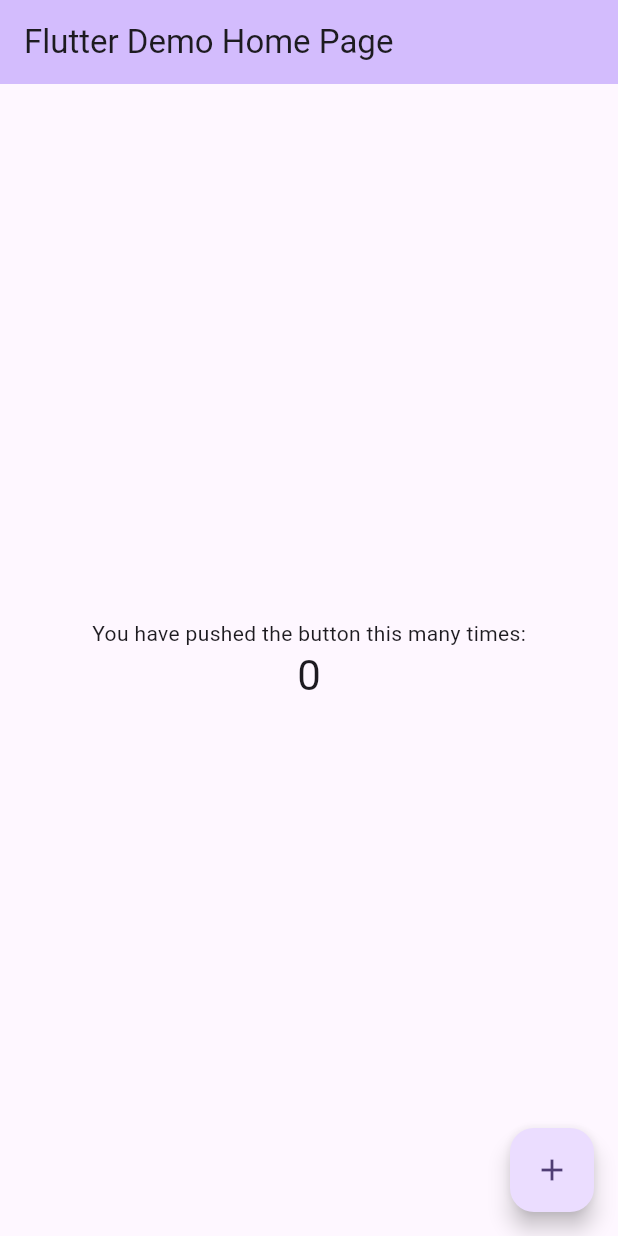
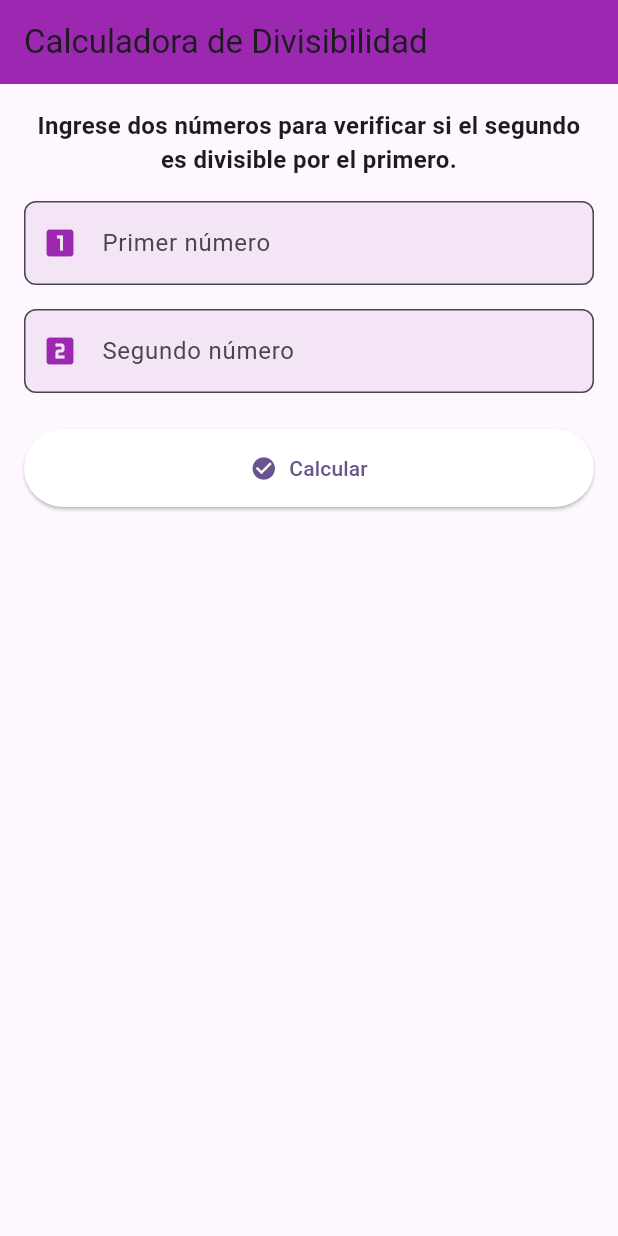
Before and after one commit to Jcnazate11/leccionMoviles_NazateJeanhela_Divisibles, a Flutter app: the screen it shows after launch, on a phone screen of 412 x 824 dp. Run offline on Flutter 3.47's test engine with Material 3 defaults, Android fonts, the light colour scheme and no system bars.

Commit message:
Ultimos Cambios

```diff
--- a/leccion_nazatejeanhela_divisible/lib/main.dart
+++ b/leccion_nazatejeanhela_divisible/lib/main.dart
@@ -1,5 +1,5 @@
 import 'package:flutter/material.dart';
-
+import 'ui/pantalla_principal.dart';
 void main() {
   runApp(const MyApp());
 }
@@ -11,115 +11,13 @@
   @override
   Widget build(BuildContext context) {
     return MaterialApp(
-      title: 'Flutter Demo',
+      title: 'Leccion Moviles 1Parcial',
       theme: ThemeData(
-        // This is the theme of your application.
-        //
-        // TRY THIS: Try running your application with "flutter run". You'll see
-        // the application has a purple toolbar. Then, without quitting the app,
-        // try changing the seedColor in the colorScheme below to Colors.green
-        // and then invoke "hot reload" (save your changes or press the "hot
-        // reload" button in a Flutter-supported IDE, or press "r" if you used
-        // the command line to start the app).
-        //
-        // Notice that the counter didn't reset back to zero; the application
-        // state is not lost during the reload. To reset the state, use hot
-        // restart instead.
-        //
-        // This works for code too, not just values: Most code changes can be
-        // tested with just a hot reload.
+
         colorScheme: ColorScheme.fromSeed(seedColor: Colors.deepPurple),
         useMaterial3: true,
       ),
-      home: const MyHomePage(title: 'Flutter Demo Home Page'),
+      home: PantallaPrincipal(),
     );
   }
 }
-
-class MyHomePage extends StatefulWidget {
-  const MyHomePage({super.key, required this.title});
-
-  // This widget is the home page of your application. It is stateful, meaning
-  // that it has a State object (defined below) that contains fields that affect
-  // how it looks.
-
-  // This class is the configuration for the state. It holds the values (in this
-  // case the title) provided by the parent (in this case the App widget) and
-  // used by the build method of the State. Fields in a Widget subclass are
-  // always marked "final".
-
-  final String title;
-
-  @override
-  State<MyHomePage> createState() => _MyHomePageState();
-}
-
-class _MyHomePageState extends State<MyHomePage> {
-  int _counter = 0;
-
-  void _incrementCounter() {
-    setState(() {
-      // This call to setState tells the Flutter framework that something has
-      // changed in this State, which causes it to rerun the build method below
-      // so that the display can reflect the updated values. If we changed
-      // _counter without calling setState(), then the build method would not be
-      // called again, and so nothing would appear to happen.
-      _counter++;
-    });
-  }
-
-  @override
-  Widget build(BuildContext context) {
-    // This method is rerun every time setState is called, for instance as done
-    // by the _incrementCounter method above.
-    //
-    // The Flutter framework has been optimized to make rerunning build methods
-    // fast, so that you can just rebuild anything that needs updating rather
-    // than having to individually change instances of widgets.
-    return Scaffold(
-      appBar: AppBar(
-        // TRY THIS: Try changing the color here to a specific color (to
-        // Colors.amber, perhaps?) and trigger a hot reload to see the AppBar
-        // change color while the other colors stay the same.
-        backgroundColor: Theme.of(context).colorScheme.inversePrimary,
-        // Here we take the value from the MyHomePage object that was created by
-        // the App.build method, and use it to set our appbar title.
-        title: Text(widget.title),
-      ),
-      body: Center(
-        // Center is a layout widget. It takes a single child and positions it
-        // in the middle of the parent.
-        child: Column(
-          // Column is also a layout widget. It takes a list of children and
-          // arranges them vertically. By default, it sizes itself to fit its
-          // children horizontally, and tries to be as tall as its parent.
-          //
-          // Column has various properties to control how it sizes itself and
-          // how it positions its children. Here we use mainAxisAlignment to
-          // center the children vertically; the main axis here is the vertical
-          // axis because Columns are vertical (the cross axis would be
-          // horizontal).
-          //
-          // TRY THIS: Invoke "debug painting" (choose the "Toggle Debug Paint"
-          // action in the IDE, or press "p" in the console), to see the
-          // wireframe for each widget.
-          mainAxisAlignment: MainAxisAlignment.center,
-          children: <Widget>[
-            const Text(
-              'You have pushed the button this many times:',
-            ),
-            Text(
-              '$_counter',
-              style: Theme.of(context).textTheme.headlineMedium,
-            ),
-          ],
-        ),
-      ),
-      floatingActionButton: FloatingActionButton(
-        onPressed: _incrementCounter,
-        tooltip: 'Increment',
-        child: const Icon(Icons.add),
-      ), // This trailing comma makes auto-formatting nicer for build methods.
-    );
-  }
-}
--- /dev/null
+++ b/leccion_nazatejeanhela_divisible/lib/pages/ejercicio1.dart
@@ -0,0 +1,13 @@
+class Ejercicio1 {
+  // Método para verificar si dos números son divisibles
+  String verificarDivisibilidad(int numero1, int numero2) {
+    if (numero2 == 0) {
+      return "El segundo número no puede ser 0";
+    }
+    if (numero1 % numero2 == 0) {
+      return "Es divisible";
+    } else {
+      return "No es divisible";
+    }
+  }
+}
--- /dev/null
+++ b/leccion_nazatejeanhela_divisible/lib/ui/pantalla_principal.dart
@@ -0,0 +1,128 @@
+import 'package:flutter/material.dart';
+import '../pages/ejercicio1.dart';
+
+class PantallaPrincipal extends StatefulWidget {
+  const PantallaPrincipal({Key? key}) : super(key: key);
+
+  @override
+  _PantallaPrincipalState createState() => _PantallaPrincipalState();
+}
+
+class _PantallaPrincipalState extends State<PantallaPrincipal> {
+  final Ejercicio1 _logica = Ejercicio1();
+  final TextEditingController _primerNumeroController = TextEditingController();
+  final TextEditingController _segundoNumeroController = TextEditingController();
+
+  String _resultado = "";
+
+  void _calcularDivisibilidad() {
+    int? numero1 = int.tryParse(_primerNumeroController.text);
+    int? numero2 = int.tryParse(_segundoNumeroController.text);
+
+    setState(() {
+      if (numero1 == null || numero2 == null) {
+        _resultado = "Por favor, ingrese números válidos.";
+      } else {
+        _resultado = _logica.verificarDivisibilidad(numero1, numero2);
+      }
+    });
+  }
+
+  @override
+  Widget build(BuildContext context) {
+    return Scaffold(
+      appBar: AppBar(
+        title: const Text('Calculadora de Divisibilidad'),
+        backgroundColor: Colors.purple,
+      ),
+      body: Padding(
+        padding: const EdgeInsets.all(16.0),
+        child: Column(
+          crossAxisAlignment: CrossAxisAlignment.stretch,
+          children: [
+            const Text(
+              'Ingrese dos números para verificar si el segundo es divisible por el primero.',
+              style: TextStyle(fontSize: 16, fontWeight: FontWeight.bold),
+              textAlign: TextAlign.center,
+            ),
+            const SizedBox(height: 16),
+            _buildInputField(
+              controller: _primerNumeroController,
+              label: 'Primer número',
+              icon: Icons.looks_one,
+            ),
+            const SizedBox(height: 16),
+            _buildInputField(
+              controller: _segundoNumeroController,
+              label: 'Segundo número',
+              icon: Icons.looks_two,
+            ),
+            const SizedBox(height: 24),
+            ElevatedButton.icon(
+              onPressed: _calcularDivisibilidad,
+              icon: const Icon(Icons.check_circle),
+              label: const Text('Calcular'),
+              style: ElevatedButton.styleFrom(
+                backgroundColor: Colors.white,
+                padding: const EdgeInsets.symmetric(vertical: 16),
+              ),
+            ),
+            const SizedBox(height: 24),
+            if (_resultado.isNotEmpty)
+              Container(
+                padding: const EdgeInsets.all(12),
+                decoration: BoxDecoration(
+                  color: Colors.purple[50],
+                  borderRadius: BorderRadius.circular(8),
+                ),
+                child: Row(
+                  mainAxisAlignment: MainAxisAlignment.center,
+                  children: [
+                    Icon(
+                      _resultado == "Es divisible" ? Icons.thumb_up : Icons.error,
+                      color: Colors.purple,
+                      size: 24,
+                    ),
+                    const SizedBox(width: 8),
+                    Text(
+                      _resultado,
+                      style: const TextStyle(
+                        fontSize: 18,
+                        fontWeight: FontWeight.bold,
+                        color: Colors.purple,
+                      ),
+                    ),
+                  ],
+                ),
+              ),
+          ],
+        ),
+      ),
+    );
+  }
+
+  Widget _buildInputField({
+    required TextEditingController controller,
+    required String label,
+    required IconData icon,
+  }) {
+    return TextField(
+      controller: controller,
+      keyboardType: TextInputType.number,
+      decoration: InputDecoration(
+        labelText: label,
+        prefixIcon: Icon(icon, color: Colors.purple),
+        border: OutlineInputBorder(
+          borderRadius: BorderRadius.circular(8),
+          borderSide: const BorderSide(color: Colors.purple),
+        ),
+        focusedBorder: OutlineInputBorder(
+          borderRadius: BorderRadius.circular(8),
+          borderSide: const BorderSide(color: Colors.purple, width: 2),
+        ),
+        filled: true,
+        fillColor: Colors.purple[50],
+      ),
+    );
+  }
+}
```
Also changed, not shown: 1 other file.
